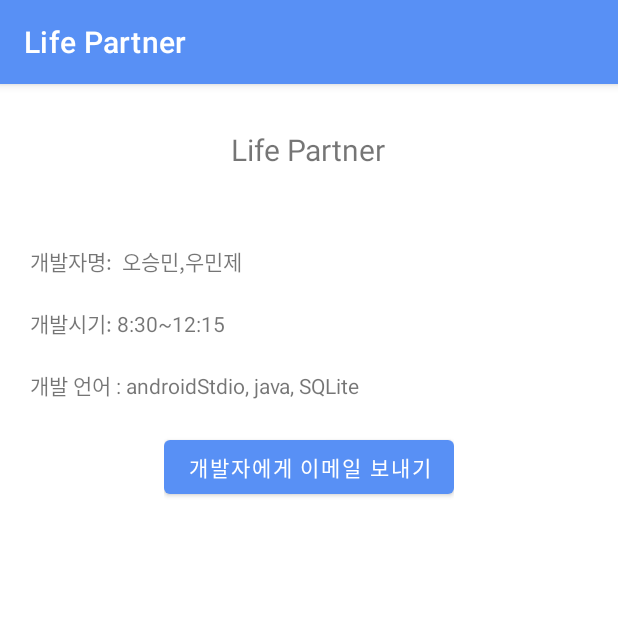
After one commit to dummest/life_partner, an Android app: the developer screen opened directly, with no data from a screen before it, on a phone screen of 412 x 824 dp, the top half of it. The commit adds this screen. Run offline under Robolectric (Android 15) with nearby library versions, the phone set to English and light mode, and no system bars.

Commit message:
개발자메뉴 오류 해결

```diff
--- a/app/src/main/AndroidManifest.xml
+++ b/app/src/main/AndroidManifest.xml
@@ -38,6 +38,9 @@
                 <action android:name="android.intent.action.BOOT_COMPLETED" />
             </intent-filter>
         </receiver>
+        <activity
+            android:name=".developer"
+            android:exported="true"/>
 
         <activity
             android:name=".MainActivity"
--- a/app/src/main/java/com/example/life_partner/MainActivity.java
+++ b/app/src/main/java/com/example/life_partner/MainActivity.java
@@ -30,14 +30,7 @@ public class MainActivity extends AppCompatActivity {
         tabLayout.getTabAt(1).setIcon(R.drawable.baseline_alarm_on_24);
         tabLayout.getTabAt(2).setIcon(R.drawable.baseline_settings_24);
 
-        /////////////////////// 여기 //////////////////////////
-        Intent svcIntent =  new Intent(getApplicationContext(), ScreenLockService.class);
-        svcIntent.putExtra("command", "start");
-        startForegroundService(svcIntent);///잠금화면 설정
 
-        svcIntent.putExtra("command", "stop");
-        startForegroundService(svcIntent);///잠금화면 설정 정지
-        ///////////////////////설정에 스위치 넣어서 조절좀///////////
     }
 
     @Override
--- a/app/src/main/java/com/example/life_partner/ScreenLockService.java
+++ b/app/src/main/java/com/example/life_partner/ScreenLockService.java
@@ -62,7 +62,7 @@ public class ScreenLockService extends Service {
             try {
                 startForeground(-2, builder.build());
             }
-            catch (NullPointerException ne){ }
+            catch (Exception e){ }
             return START_STICKY;
         }
         else{
@@ -70,7 +70,8 @@ public class ScreenLockService extends Service {
                 stopForeground(true);
                 unregisterReceiver(receiver);
             }
-            catch (NullPointerException ne){ }
+
+            catch(Exception e){}
             return START_NOT_STICKY;
         }
     }
--- /dev/null
+++ b/app/src/main/java/com/example/life_partner/developer.java
@@ -0,0 +1,37 @@
+package com.example.life_partner;
+
+import android.content.Intent;
+import android.os.Bundle;
+import android.view.View;
+import android.widget.Button;
+import android.widget.TextView;
+
+import androidx.appcompat.app.AppCompatActivity;
+
+import org.w3c.dom.Text;
+
+public class developer extends AppCompatActivity {
+
+    Button btn1;
+    String email;
+    @Override
+    protected void onCreate(Bundle savedInstanceState) {
+        super.onCreate(savedInstanceState);
+        setContentView(R.layout.developer);
+        btn1 = (Button) findViewById(R.id.btn1);
+        email="gkahsl13@naver.com";
+        btn1.setOnClickListener(new View.OnClickListener() {
+            @Override
+            public void onClick(View v) {
+                Intent mail_intent = new Intent(Intent.ACTION_SEND);
+                mail_intent .setType("*/*");
+
+                mail_intent.putExtra(Intent.EXTRA_EMAIL, "gkahsl13@naver.com"); // 받는 사람 이메일
+                mail_intent.putExtra(Intent.EXTRA_SUBJECT, "문의하기"); // 메일 제목
+                mail_intent.putExtra(Intent.EXTRA_TEXT, "Email Text"); // 메일 내용
+                startActivity(mail_intent);
+
+            }
+        });
+    }
+}
--- a/app/src/main/java/com/example/life_partner/settingFragment.java
+++ b/app/src/main/java/com/example/life_partner/settingFragment.java
@@ -43,7 +43,7 @@ public class settingFragment  extends PreferenceFragmentCompat {
                 Toast.makeText(getActivity(),"이름변경",Toast.LENGTH_SHORT).show();
                 ep.setSummary(prefs.getString(key,""));
             }
-            else if(prefs.getBoolean("locker",true)){
+            if(prefs.getBoolean("locker",true)){
                 svcIntent.putExtra("command", "start");
                 getActivity().getApplicationContext().startForegroundService(svcIntent);///잠금화면 설정
                 Log.d("잠금화면 on", "startForeground");
--- /dev/null
+++ b/app/src/main/res/layout/developer.xml
@@ -0,0 +1,50 @@
+<?xml version="1.0" encoding="utf-8"?>
+<LinearLayout xmlns:android="http://schemas.android.com/apk/res/android"
+    xmlns:tools="http://schemas.android.com/tools"
+    android:layout_width="match_parent"
+    android:layout_height="match_parent"
+    android:orientation="vertical">
+
+
+    <TextView
+        android:id="@+id/textView"
+        android:layout_width="wrap_content"
+        android:layout_height="wrap_content"
+        android:layout_gravity="center"
+        android:textSize="20dp"
+        android:layout_margin="30dp"
+        android:text="Life Partner" />
+
+    <LinearLayout
+        android:layout_width="wrap_content"
+        android:layout_height="wrap_content"
+        android:layout_margin="10dp"
+        android:orientation="vertical">
+
+        <TextView
+            android:layout_width="wrap_content"
+            android:layout_height="wrap_content"
+            android:text="개발자명:  오승민,우민제"
+            android:layout_margin="10dp"/>
+        <TextView
+            android:layout_width="wrap_content"
+            android:layout_height="wrap_content"
+            android:layout_margin="10dp"
+            android:text="개발시기: 8:30~12:15 "/>
+        <TextView
+            android:layout_width="wrap_content"
+            android:layout_height="wrap_content"
+            android:layout_margin="10dp"
+            android:text="개발 언어 : androidStdio, java, SQLite"/>
+    </LinearLayout>
+    <LinearLayout
+        android:layout_width="wrap_content"
+        android:layout_height="wrap_content"
+        android:layout_gravity="center">
+        <Button
+            android:id="@+id/btn1"
+            android:layout_width="wrap_content"
+            android:layout_height="wrap_content"
+            android:text="개발자에게 이메일 보내기" />
+    </LinearLayout>
+</LinearLayout>
--- a/app/src/main/res/xml/setting_list.xml
+++ b/app/src/main/res/xml/setting_list.xml
@@ -7,8 +7,7 @@
             android:summary="닉네임을 설정하세요."/>
     </PreferenceCategory>
 
-    <!-- Single Choice : RadioButton -->
-    <PreferenceCategory android:title="색 및 소리 관리">
+    <PreferenceCategory android:title="잠금화면 설정하기">
 
         <SwitchPreference
             android:key="locker"
```
